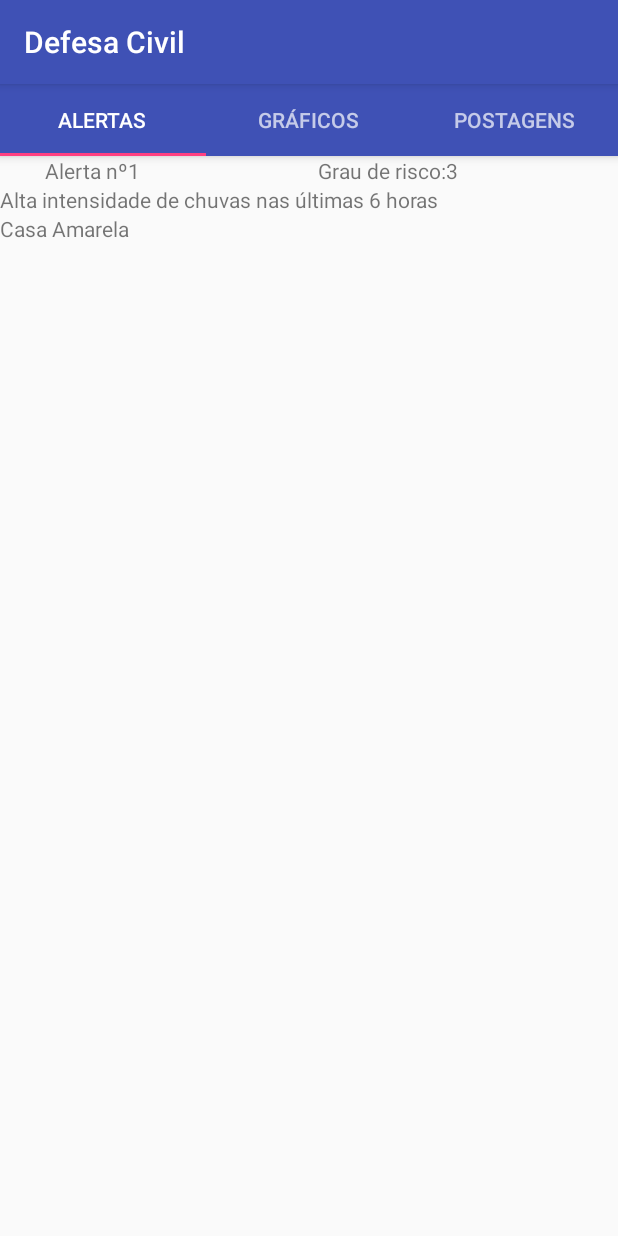
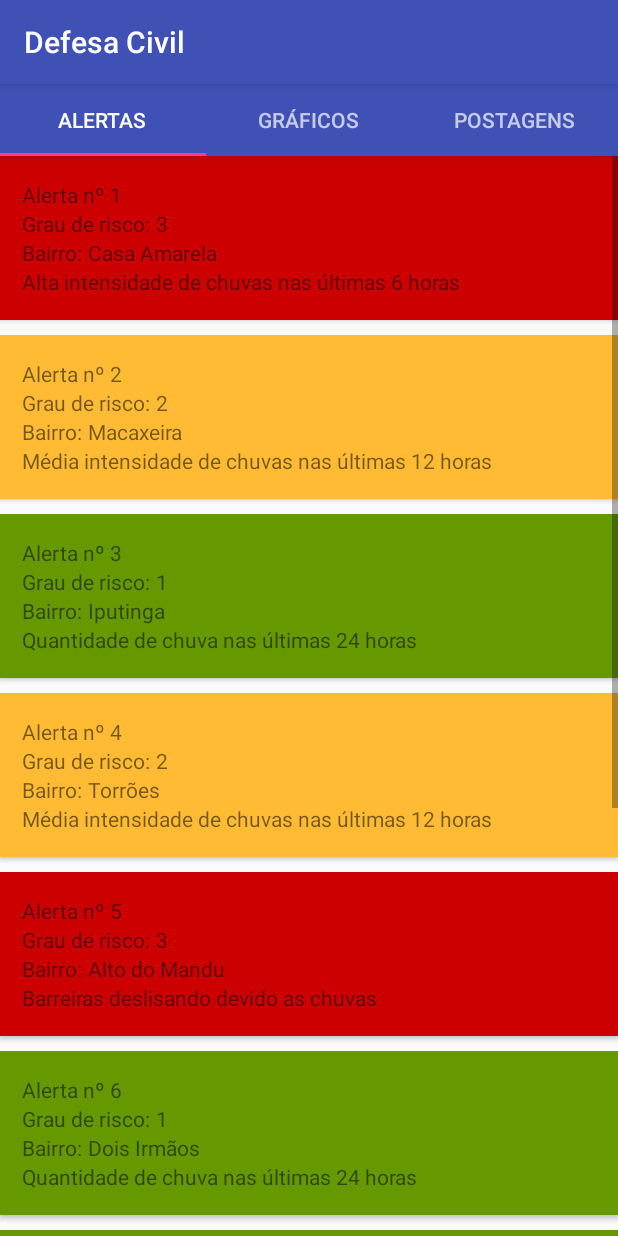
Before and after one commit to GuilhermeMelo18/projeto-inovacao, an Android app: the DefesaCivilActivity screen opened directly, with no data from a screen before it, on a phone screen of 412 x 824 dp. Run offline under Robolectric (Android 15) with nearby library versions, the phone set to English and light mode, and no system bars.

```diff
--- a/app/src/main/java/com/inovi/allerta/activity/DefesaCivilActivity.java
+++ b/app/src/main/java/com/inovi/allerta/activity/DefesaCivilActivity.java
@@ -12,6 +12,7 @@ import com.inovi.allerta.R;
 import com.inovi.allerta.fragmentos.GraficoFragment;
 import com.inovi.allerta.fragmentos.ListaAlertaFragment;
 import com.inovi.allerta.fragmentos.PostFragment;
+import com.inovi.allerta.fragmentos.VisualizarPublicacaoFragment;
 
 public class DefesaCivilActivity extends AppCompatActivity {
     private SectionsPagerAdapter mSectionsPagerAdapter;
@@ -49,7 +50,7 @@ public class DefesaCivilActivity extends AppCompatActivity {
                 case 1:
                     return new GraficoFragment();
                 case 2:
-                    return new PostFragment();
+                    return new VisualizarPublicacaoFragment();
             }
             return null;
         }
--- a/app/src/main/java/com/inovi/allerta/activity/LoginActivity.java
+++ b/app/src/main/java/com/inovi/allerta/activity/LoginActivity.java
@@ -52,6 +52,7 @@ public class LoginActivity extends AppCompatActivity{
                 if (!BDPopulado){
                     BD.popularAreas();
                     BD.popularPublicacoes();
+                    BD.popularAlertas();
                 }
 
 
--- a/app/src/main/java/com/inovi/allerta/adapter/AlertasAdapter.java
+++ b/app/src/main/java/com/inovi/allerta/adapter/AlertaAdapter.java
@@ -1,5 +1,7 @@
 package com.inovi.allerta.adapter;
 
+import android.content.Context;
+import android.support.v7.widget.CardView;
 import android.support.v7.widget.RecyclerView;
 import android.view.LayoutInflater;
 import android.view.View;
@@ -11,11 +13,15 @@ import com.inovi.allerta.modelos.Alerta;
 
 import java.util.List;
 
-public class AlertasAdapter extends RecyclerView.Adapter<AlertasAdapter.MyViewHolder> {
+public class AlertaAdapter extends RecyclerView.Adapter<AlertaAdapter.MyViewHolder> {
 
-    private List<Alerta> alertas;
+    private final List<Alerta> alertas;
+    private LayoutInflater mLayoutInflater;
+    private Context context;
 
-    public AlertasAdapter(List<Alerta> alertas) {
+    public AlertaAdapter(Context context, List<Alerta> alertas) {
+        this.context = context;
+        this.mLayoutInflater = (LayoutInflater) this.context.getSystemService(Context.LAYOUT_INFLATER_SERVICE);
         this.alertas = alertas;
     }
 
@@ -25,6 +31,7 @@ public class AlertasAdapter extends RecyclerView.Adapter<AlertasAdapter.MyViewHo
         TextView grauDeRisco;
         TextView informacao;
         TextView area;
+        CardView cardView;
 
         public MyViewHolder(View itemView) {
             super(itemView);
@@ -33,6 +40,7 @@ public class AlertasAdapter extends RecyclerView.Adapter<AlertasAdapter.MyViewHo
             grauDeRisco = itemView.findViewById(R.id.grauDeRisco);
             informacao = itemView.findViewById(R.id.txtInformacao);
             area = itemView.findViewById(R.id.bairro);
+            cardView = itemView.findViewById(R.id.cardView);
 
         }
     }
@@ -50,10 +58,19 @@ public class AlertasAdapter extends RecyclerView.Adapter<AlertasAdapter.MyViewHo
     public void onBindViewHolder(MyViewHolder holder, int position) {
 
         Alerta alerta = alertas.get(position);
+
         holder.titulo.setText(alerta.getTitulo());
         holder.informacao.setText(alerta.getInformacao());
         holder.area.setText(alerta.getAreaAlerta());
-        holder.grauDeRisco.setText(alerta.getGrauRisco());
+        holder.grauDeRisco.setText(""+alerta.getGrauRisco());
+
+        if (alerta.getGrauRisco() == 3) {
+            holder.cardView.setBackgroundColor(0xffcc0000);
+        } else if(alerta.getGrauRisco() == 2) {
+            holder.cardView.setBackgroundColor(0xffffbb33);
+        } else {
+            holder.cardView.setBackgroundColor(0xff669900);
+        }
 
     }
 
--- a/app/src/main/java/com/inovi/allerta/fragmentos/ListaAlertaFragment.java
+++ b/app/src/main/java/com/inovi/allerta/fragmentos/ListaAlertaFragment.java
@@ -4,63 +4,36 @@ import android.os.Bundle;
 import android.support.v4.app.Fragment;
 import android.support.v7.widget.LinearLayoutManager;
 import android.support.v7.widget.RecyclerView;
-import android.support.v7.widget.SearchView;
 import android.view.LayoutInflater;
 import android.view.View;
 import android.view.ViewGroup;
-import android.widget.ArrayAdapter;
-import android.widget.ListView;
-import android.widget.TextView;
 
-import com.inovi.allerta.AlertaAdapter;
+import com.inovi.allerta.BD;
 import com.inovi.allerta.R;
-import com.inovi.allerta.RecyclerViewOnClickListenerHack;
-import com.inovi.allerta.adapter.AlertasAdapter;
-import com.inovi.allerta.modelos.Alerta;
-
-import java.util.ArrayList;
-import java.util.List;
+import com.inovi.allerta.adapter.AlertaAdapter;
 
 public class ListaAlertaFragment extends Fragment {
     private View rootView;
-    private List<Alerta> alerta;
-    private AlertasAdapter adapter;
+    private AlertaAdapter adapter;
     private RecyclerView myRecyclerView;
 
+    @Override
+    public void onCreate(Bundle savedInstanceState) {
+        super.onCreate(savedInstanceState);
+        if (getArguments() != null) {
+
+        }
+    }
+
     public View onCreateView(LayoutInflater inflater, ViewGroup container, Bundle savedInstanceState) {
+
         this.rootView = inflater.inflate(R.layout.lista, container, false);
 
-        this.alerta = new ArrayList<>();
+        this.myRecyclerView = this.rootView.findViewById(R.id.recyclerViewLista);
 
-        this.alerta.add(new Alerta("Alerta nº1", "Alta intensidade de chuvas nas últimas 6 horas",
-                "Casa Amarela",  "3"));
-        this.alerta.add(new Alerta("Alerta nº2", "Média intensidade de chuvas nas últimas 12 horas",
-                "Macaxeira",  "2"));
-        this.alerta.add(new Alerta("Alerta nº3", "Quantidade de chuva nas últimas 24 horas",
-                "Iputinga",  "1"));
-        this.alerta.add(new Alerta("Alerta nº4", "Média intensidade de chuvas nas últimas 12 horas",
-                "Torrões",  "2"));
-        this.alerta.add(new Alerta("Alerta nº5", "Barreiras deslisando devido as chuvas",
-                "Alto do Mandu",  "3"));
-        this.alerta.add(new Alerta("Alerta nº6", "Quantidade de chuva nas últimas 24 horas",
-                "Dois Irmãos",  "1"));
-        this.alerta.add(new Alerta("Alerta nº7", "Quantidade de chuva nas últimas 24 horas",
-                "Espinheiro",  "1"));
-        this.alerta.add(new Alerta("Alerta nº8", "Quantidade de chuva nas últimas 24 horas",
-                "Casa Caiada",  "1"));
-        this.alerta.add(new Alerta("Alerta nº9", "Média intensidade de chuvas nas últimas 12 horas",
-                "Alto da Bondade", "2"));
-        this.alerta.add(new Alerta("Alerta nº10", "Barreiras deslisando devido as chuvas",
-                "Vasco da Gama", "3"));
+        this.adapter = new AlertaAdapter(getActivity(), BD.alertas);
 
-        myRecyclerView = rootView.findViewById(R.id.lista);
-
-        //Configurar adapter
-        this.adapter = new AlertasAdapter (this.alerta);
-
-        //Configurar Recyclerview
-        RecyclerView.LayoutManager layoutManager = new LinearLayoutManager(getActivity());
-        myRecyclerView.setLayoutManager(layoutManager);
+        myRecyclerView.setLayoutManager(new LinearLayoutManager(getActivity()));
         myRecyclerView.setHasFixedSize(true);
         myRecyclerView.setAdapter( adapter );
 
--- a/app/src/main/java/com/inovi/allerta/fragmentos/VisualizarPublicacaoFragment.java
+++ b/app/src/main/java/com/inovi/allerta/fragmentos/VisualizarPublicacaoFragment.java
@@ -3,9 +3,6 @@ package com.inovi.allerta.fragmentos;
 
 import android.os.Bundle;
 import android.support.v4.app.Fragment;
-import android.support.v7.widget.LinearLayoutManager;
-import android.support.v7.widget.RecyclerView;
-import android.util.Log;
 import android.view.LayoutInflater;
 import android.view.View;
 import android.view.ViewGroup;
@@ -16,9 +13,7 @@ import android.widget.Spinner;
 
 import com.inovi.allerta.BD;
 import com.inovi.allerta.R;
-import com.inovi.allerta.adapter.AlertasAdapter;
 import com.inovi.allerta.adapter.PublicacaoAdapter;
-import com.inovi.allerta.modelos.Alerta;
 import com.inovi.allerta.modelos.Area;
 import com.inovi.allerta.modelos.Publicacao;
 
--- a/app/src/main/java/com/inovi/allerta/modelos/Alerta.java
+++ b/app/src/main/java/com/inovi/allerta/modelos/Alerta.java
@@ -5,12 +5,12 @@ public class Alerta {
     private String informacao;
     private String areaAlerta;
     private boolean statusEnvio;
-    private String grauRisco;
+    private int grauRisco;
 
     public Alerta() {
     }
 
-    public Alerta(String titulo, String informacao, String areaAlerta, String grauRisco) {
+    public Alerta(String titulo, String informacao, String areaAlerta, int grauRisco) {
         this.titulo = titulo;
         this.informacao = informacao;
         this.areaAlerta = areaAlerta;
@@ -49,11 +49,11 @@ public class Alerta {
         this.statusEnvio = statusEnvio;
     }
 
-    public String getGrauRisco() {
+    public int getGrauRisco() {
         return grauRisco;
     }
 
-    public void setGrauRisco(String grauRisco) {
+    public void setGrauRisco(int grauRisco) {
         this.grauRisco = grauRisco;
     }
 
--- a/app/src/main/res/layout/adapter_alerta.xml
+++ b/app/src/main/res/layout/adapter_alerta.xml
@@ -1,58 +1,85 @@
 <?xml version="1.0" encoding="utf-8"?>
 <LinearLayout xmlns:android="http://schemas.android.com/apk/res/android"
+    xmlns:card_view="http://schemas.android.com/apk/res-auto"
     xmlns:app="http://schemas.android.com/apk/res-auto"
     xmlns:tools="http://schemas.android.com/tools"
     android:layout_width="match_parent"
-    android:layout_height="match_parent"
+    android:layout_height="wrap_content"
     android:orientation="vertical">
+
+    <android.support.v7.widget.CardView
+        android:id="@+id/cardView"
+        android:layout_width="match_parent"
+        android:layout_height="wrap_content"
+        android:layout_marginBottom="10dp"
+        android:padding="16dp"
+        card_view:cardCornerRadius="2dp"
+        card_view:cardElevation="2dp"
+        card_view:cardUseCompatPadding="true"
+        card_view:contentPadding="12dp">
+
+        <LinearLayout
+            android:layout_width="match_parent"
+            android:layout_height="wrap_content"
+            android:orientation="vertical"
+            tools:layout_editor_absoluteX="24dp"
+            tools:layout_editor_absoluteY="42dp">
+
+
+            <TextView
+                android:id="@+id/txtTitulo"
+                android:layout_width="150dp"
+                android:layout_height="wrap_content"
+                tools:text="titulo" />
 
             <LinearLayout
                 android:layout_width="match_parent"
                 android:layout_height="wrap_content"
                 android:orientation="horizontal">
 
-
-        <TextView
-            android:id="@+id/txtTitulo"
-            android:layout_width="150dp"
-            android:layout_height="wrap_content"
-            android:layout_marginStart="30dp" />
-
                 <TextView
                     android:id="@+id/txtGrauDeRisco"
                     android:layout_width="wrap_content"
                     android:layout_height="wrap_content"
-            android:layout_marginStart="32dp"
                     android:text="@string/grau_de_risco" />
 
                 <TextView
                     android:id="@+id/grauDeRisco"
                     android:layout_width="wrap_content"
-            android:layout_height="wrap_content" />
+                    android:layout_height="wrap_content"
+                    android:layout_marginStart="4dp" />
+
             </LinearLayout>
-
-    <TextView
-        android:id="@+id/txtInformacao"
-        android:layout_width="wrap_content"
-        android:layout_height="wrap_content" />
 
             <LinearLayout
                 android:layout_width="match_parent"
                 android:layout_height="wrap_content"
                 android:orientation="horizontal">
 
-
                 <TextView
                     android:id="@+id/txtBairro"
                     android:layout_width="wrap_content"
                     android:layout_height="wrap_content"
-            tools:text="@string/bairro" />
+                    android:text="@string/bairro" />
 
                 <TextView
                     android:id="@+id/bairro"
                     android:layout_width="wrap_content"
-            android:layout_height="wrap_content" />
-    </LinearLayout>
+                    android:layout_height="wrap_content"
+                    android:layout_marginStart="4dp" />
 
 
             </LinearLayout>
+
+            <TextView
+                android:id="@+id/txtInformacao"
+                android:layout_width="match_parent"
+                android:layout_height="wrap_content"
+                tools:text="informação" />
+        </LinearLayout>
+
+    </android.support.v7.widget.CardView>
+
+
+
+</LinearLayout>
--- a/app/src/main/res/layout/lista.xml
+++ b/app/src/main/res/layout/lista.xml
@@ -1,12 +1,10 @@
 <?xml version="1.0" encoding="utf-8"?>
-<LinearLayout
-    xmlns:android="http://schemas.android.com/apk/res/android"
-    android:orientation="vertical"
-    android:layout_width="match_parent"
+<RelativeLayout xmlns:android="http://schemas.android.com/apk/res/android"
+    android:orientation="vertical" android:layout_width="match_parent"
     android:layout_height="match_parent">
-
     <android.support.v7.widget.RecyclerView
-        android:id="@+id/lista"
+        android:id="@+id/recyclerViewLista"
+        android:scrollbars="vertical"
         android:layout_width="match_parent"
-        android:layout_height="match_parent" />
-</LinearLayout>
+        android:layout_height="match_parent"/>
+</RelativeLayout>
```
Also changed, not shown: app/src/main/java/com/inovi/allerta/AlertaAdapter.java (deleted, +0 -87 lines), app/src/main/java/com/inovi/allerta/BD.java (+30 -3 lines), app/src/main/java/com/inovi/allerta/RecyclerViewOnClickListenerHack.java (deleted, +0 -7 lines). Lines whose indentation alone changed are shown as unchanged.
